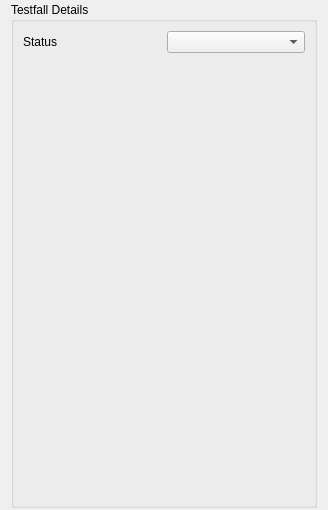
Above: SystemUnitDeatils.ui from ghannami/TicketSystem before the change. Below: the same form after it.
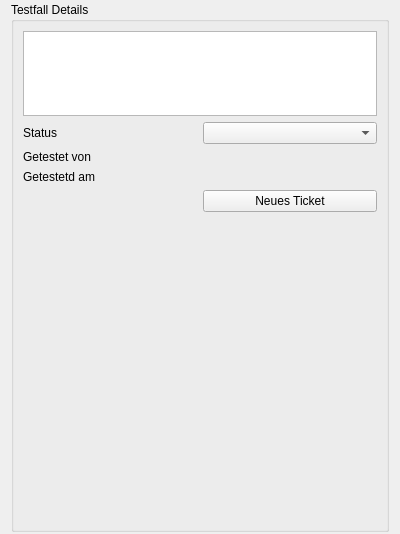
That is the form after the change. Icons and pictures are not drawn.

Commit message: Systeme Versionen und Test Verwaltung.

Patch:
```diff
--- a/SystemUnitDeatils.ui
+++ b/SystemUnitDeatils.ui
@@ -6,10 +6,22 @@
    <rect>
     <x>0</x>
     <y>0</y>
-    <width>328</width>
-    <height>510</height>
+    <width>400</width>
+    <height>534</height>
    </rect>
   </property>
+  <property name="minimumSize">
+   <size>
+    <width>400</width>
+    <height>0</height>
+   </size>
+  </property>
+  <property name="maximumSize">
+   <size>
+    <width>400</width>
+    <height>16777215</height>
+   </size>
+  </property>
   <property name="windowTitle">
    <string>Form</string>
   </property>
@@ -25,26 +37,91 @@
      <property name="title">
       <string>Testfall Details</string>
      </property>
-     <layout class="QGridLayout" name="gridLayout">
-      <item row="0" column="0">
-       <widget class="QLabel" name="label">
-        <property name="text">
-         <string>Status</string>
+     <layout class="QVBoxLayout" name="verticalLayout_2">
+      <item>
+       <widget class="QTextEdit" name="title">
+        <property name="minimumSize">
+         <size>
+          <width>0</width>
+          <height>0</height>
+         </size>
+        </property>
+        <property name="maximumSize">
+         <size>
+          <width>16777215</width>
+          <height>100</height>
+         </size>
+        </property>
+        <property name="undoRedoEnabled">
+         <bool>false</bool>
+        </property>
+        <property name="readOnly">
+         <bool>true</bool>
         </property>
        </widget>
       </item>
-      <item row="0" column="1">
-       <widget class="QComboBox" name="testState"/>
+      <item>
+       <layout class="QGridLayout" name="gridLayout">
+        <item row="2" column="0">
+         <widget class="QLabel" name="label_3">
+          <property name="text">
+           <string>Getestetd am</string>
+          </property>
+         </widget>
+        </item>
+        <item row="2" column="1">
+         <widget class="QLabel" name="testetdOn">
+          <property name="text">
+           <string/>
+          </property>
+         </widget>
+        </item>
+        <item row="1" column="1">
+         <widget class="QLabel" name="testedFrom">
+          <property name="text">
+           <string/>
+          </property>
+         </widget>
+        </item>
+        <item row="1" column="0">
+         <widget class="QLabel" name="label_2">
+          <property name="text">
+           <string>Getestet von</string>
+          </property>
+         </widget>
+        </item>
+        <item row="0" column="1">
+         <widget class="QComboBox" name="testState"/>
+        </item>
+        <item row="0" column="0">
+         <widget class="QLabel" name="label">
+          <property name="text">
+           <string>Status</string>
+          </property>
+         </widget>
+        </item>
+        <item row="3" column="1">
+         <widget class="QPushButton" name="newTicket">
+          <property name="text">
+           <string>Neues Ticket</string>
+          </property>
+          <property name="icon">
+           <iconset resource="rsc.qrc">
+            <normaloff>:/icon/icons/clipboard.png</normaloff>:/icon/icons/clipboard.png</iconset>
+          </property>
+         </widget>
+        </item>
+       </layout>
       </item>
-      <item row="1" column="0">
+      <item>
        <spacer name="verticalSpacer">
         <property name="orientation">
          <enum>Qt::Vertical</enum>
         </property>
         <property name="sizeHint" stdset="0">
          <size>
-          <width>20</width>
-          <height>40</height>
+          <width>17</width>
+          <height>322</height>
          </size>
         </property>
        </spacer>
```
Left out of the diff: 4 changed lines with no effect on the pictures. The commit also changes 27 other files.
